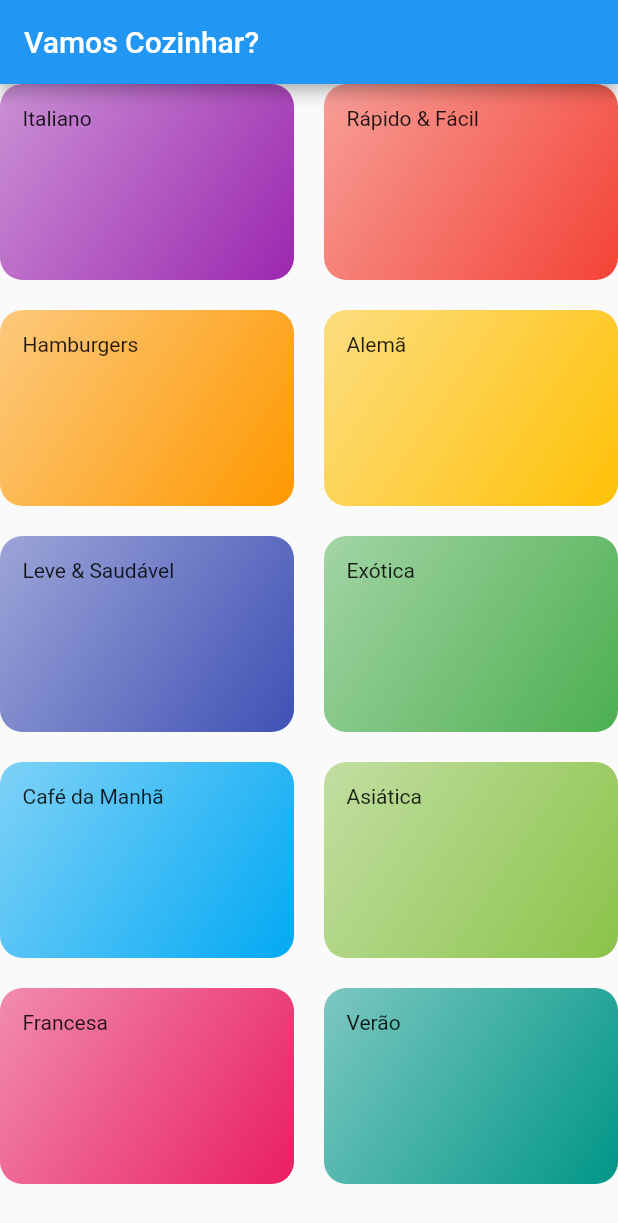
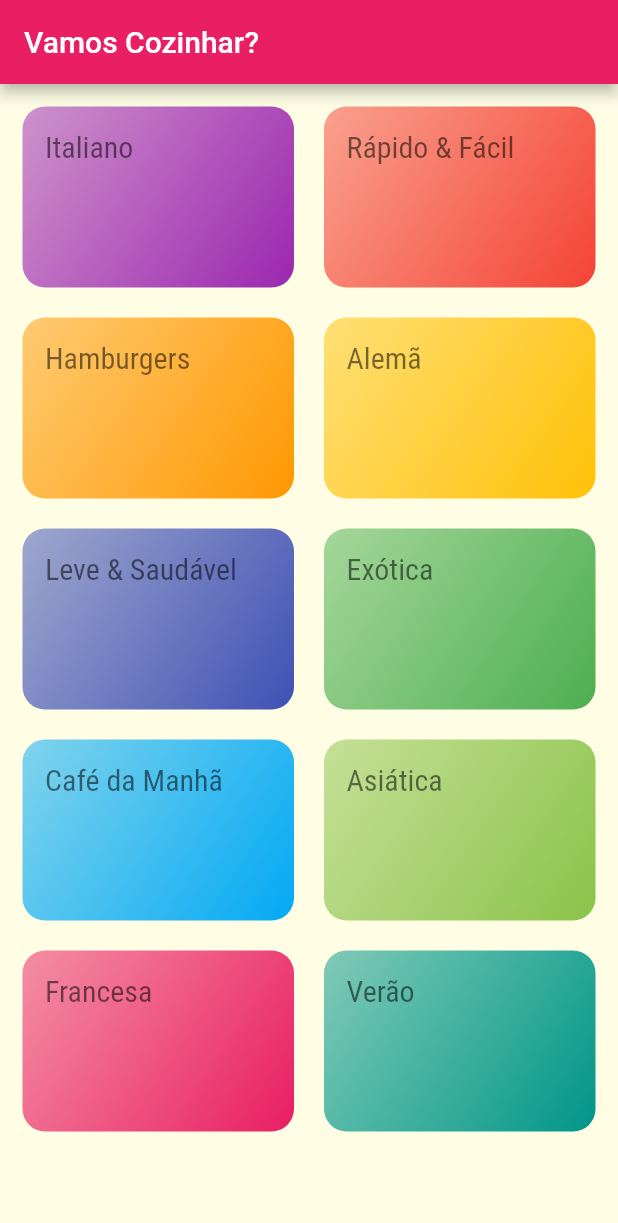
Before and after one commit to erivaldolourenco/meals, a Flutter app: the screen it shows after launch, on a phone screen of 412 x 824 dp. Shown: the top 1223 px of the screen. Run offline on Flutter 3.47's test engine with Material 2 defaults, Android fonts, the phone set to English and light mode, and no system bars.

Commit message:
Adiciona e configura arquivos de fonte ao projeto.

```diff
--- a/lib/components/category_item.dart
+++ b/lib/components/category_item.dart
@@ -11,7 +11,9 @@ class CategoryItem extends StatelessWidget {
   Widget build(BuildContext context){
     return Container(
       padding: EdgeInsets.all(15),
-      child: Text(category.title),
+      child: Text(category.title,
+        style: Theme.of(context).textTheme.caption,
+      ),
       decoration: BoxDecoration(
         borderRadius: BorderRadius.circular(15),
         gradient: LinearGradient(
--- a/lib/main.dart
+++ b/lib/main.dart
@@ -1,3 +1,5 @@
+import 'dart:ui';
+
 import 'package:flutter/material.dart';
 import 'package:meals/screens/categories_screen.dart';
 
@@ -9,7 +11,17 @@ class MyApp extends StatelessWidget {
     return MaterialApp(
       title: 'DeliMeals',
       theme: ThemeData(
-        primarySwatch: Colors.blue,
+        primarySwatch: Colors.pink,
+        secondaryHeaderColor: Colors.amber,
+        fontFamily: 'Raleway',
+        canvasColor: Color.fromRGBO(255, 254, 229, 1),
+        textTheme: ThemeData.light().textTheme.copyWith(
+          caption: TextStyle(
+            fontSize: 20,
+            fontFamily: 'RobotoCondensed'
+          )
+        )
+
       ),
       home: CategoriesScreen(),
     );
--- a/lib/screens/categories_screen.dart
+++ b/lib/screens/categories_screen.dart
@@ -10,6 +10,7 @@ class CategoriesScreen extends StatelessWidget {
         title: Text("Vamos Cozinhar?"),
       ),
       body: GridView(
+        padding: const EdgeInsets.all(15),
           gridDelegate: SliverGridDelegateWithMaxCrossAxisExtent(
             maxCrossAxisExtent: 200,
             childAspectRatio: 3 / 2,
```
Also changed, not shown: pubspec.yaml (+19 -6 lines), assets/fonts/Raleway-Black.ttf (added), assets/fonts/Raleway-Bold.ttf (added), assets/fonts/Raleway-Regular.ttf (added), assets/fonts/RobotoCondensed-Bold.ttf (added), assets/fonts/RobotoCondensed-Italic.ttf (added), assets/fonts/RobotoCondensed-Light.ttf (added), assets/fonts/RobotoCondensed-Regular.ttf (added).
